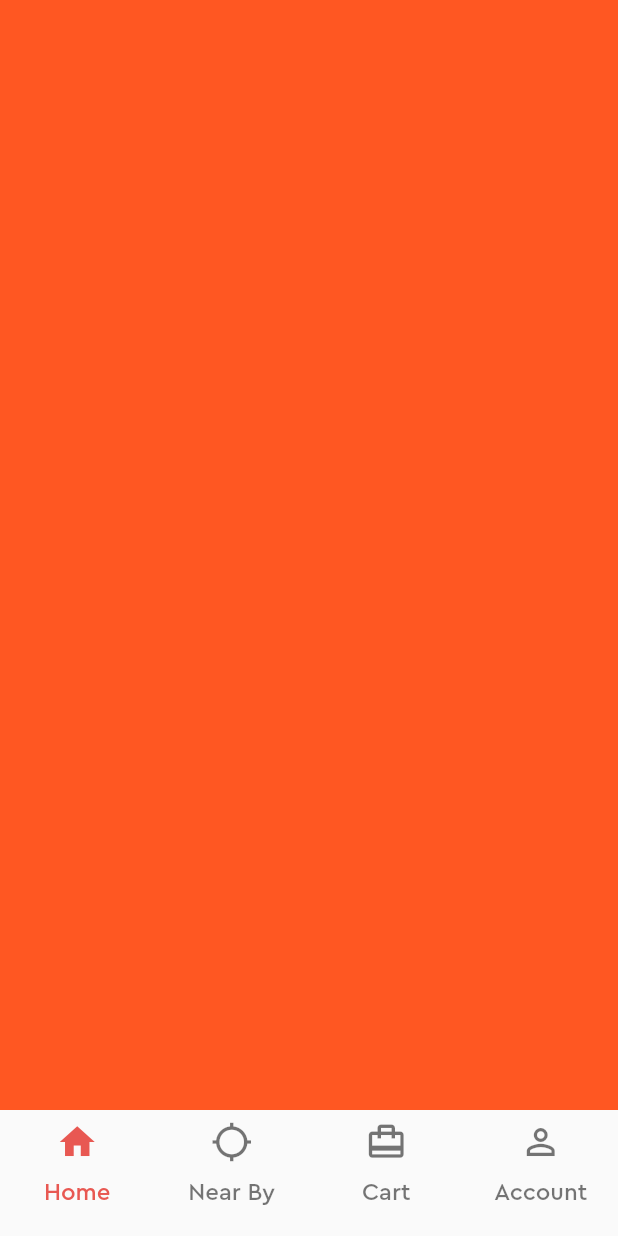
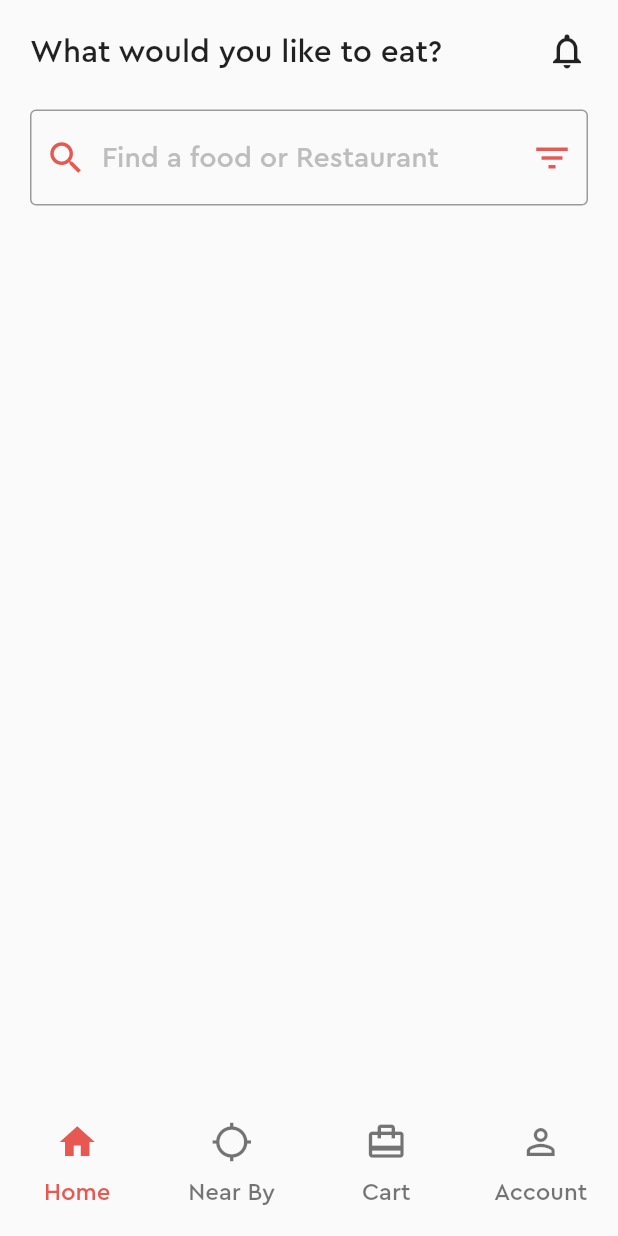
Before and after one commit to feMoraes0/food-bit-app, a Flutter app: the screen it shows after launch, on a phone screen of 412 x 824 dp. Run offline on Flutter 3.47's test engine with Material 2 defaults, Android fonts, the phone set to English and light mode, and no system bars.

Commit message:
Started home development and added icon images

```diff
--- a/lib/app/tabs/home/home.dart
+++ b/lib/app/tabs/home/home.dart
@@ -3,8 +3,50 @@ import 'package:flutter/material.dart';
 class Home extends StatelessWidget {
   @override
   Widget build(BuildContext context) {
-    return Container(
-      color: Colors.deepOrange,
+    ThemeData theme = Theme.of(context);
+
+    return SafeArea(
+      child: Padding(
+        padding: const EdgeInsets.all(20.0),
+        child: Column(
+          crossAxisAlignment: CrossAxisAlignment.stretch,
+          children: <Widget>[
+            Row(
+              mainAxisAlignment: MainAxisAlignment.spaceBetween,
+              children: <Widget>[
+                Text(
+                  'What would you like to eat?',
+                  style: TextStyle(fontSize: 21.0),
+                ),
+                Icon(Icons.notifications_none, size: 28.0)
+              ],
+            ),
+            Padding(
+              padding: const EdgeInsets.only(top: 25.0),
+              child: TextField(
+                decoration: InputDecoration(
+                  border: OutlineInputBorder(),
+                  prefixIcon: Icon(
+                    Icons.search,
+                    size: 28.0,
+                    color: theme.primaryColor,
+                  ),
+                  suffixIcon: Icon(
+                    Icons.filter_list,
+                    size: 28.0,
+                    color: theme.primaryColor,
+                  ),
+                  hintText: 'Find a food or Restaurant',
+                  hintStyle: TextStyle(
+                    color: Colors.grey[400],
+                    fontSize: 19.0,
+                  ),
+                ),
+              ),
+            ),
+          ],
+        ),
+      ),
     );
   }
 }
```
Also changed, not shown: images/Icon-001.png (added), images/Icon-002.png (added), images/Icon-003.png (added), images/Icon-004.png (added).
